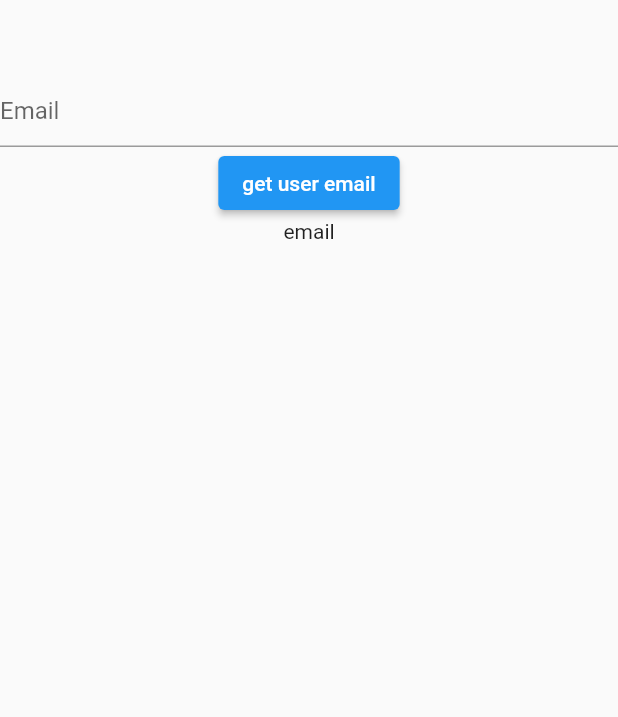
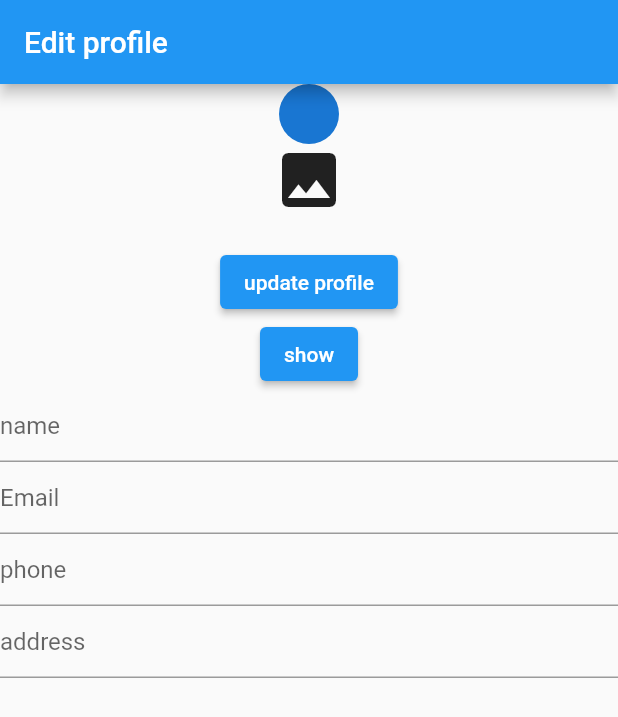
Before and after one commit to sergi-s/Salahly-client-application, a Flutter app: the TestUserSM screen opened by its route, on a phone screen of 412 x 824 dp. Shown: the top 717 px of the screen. Run offline on Flutter 3.47's test engine with Material 2 defaults, Android fonts, the phone set to English and light mode, and no system bars; drawn by our look-alikes of overlay_support; our stand-ins replace cloud_firestore, easy_localization, firebase_auth, firebase_core, firebase_database, firebase_messaging and 13 more; missing offline and left inert: animate_icons, dart:ffi, flutter_barcode_scanner, flutter_flavor, flutter_geofire, vertical_card_pager; accounts and stored records are empty; network calls fail; key blocks and very long unbroken strings in the code were emptied for the run.

Commit message:
profile func

```diff
--- a/lib/routes.dart
+++ b/lib/routes.dart
@@ -172,6 +172,10 @@ class Routing {
             path: WSAScreen.routeName,
             builder: (context, state) => WSAScreen(),
           ),
+          GoRoute(
+            path: TestUserCAR.routeName,
+            builder: (context, state) => TestUserCAR(),
+          ),
         ],
       );
 }
--- a/lib/screens/test_screens/test_user_SM.dart
+++ b/lib/screens/test_screens/test_user_SM.dart
@@ -1,5 +1,12 @@
+import 'dart:io';
+import 'package:firebase_database/firebase_database.dart';
+
+import 'package:cloud_firestore/cloud_firestore.dart';
+import 'package:firebase_storage/firebase_storage.dart';
 import 'package:flutter/material.dart';
 import 'package:flutter_riverpod/flutter_riverpod.dart';
+import 'package:image_picker/image_picker.dart';
+import 'package:path/path.dart';
 import 'package:slahly/classes/models/client.dart';
 import "package:slahly/classes/provider/user_data.dart";
 import 'package:slahly/classes/models/car.dart';
@@ -7,82 +14,217 @@ import 'package:slahly/classes/models/car.dart';
 import 'package:firebase_auth/firebase_auth.dart';
 import 'package:firebase_database/firebase_database.dart';
 import 'package:firebase_messaging/firebase_messaging.dart';
+import 'package:slahly/main.dart';
 import 'package:slahly/screens/roadsideassistance/searching_mechanic_provider_screen.dart';
+
+class TestUserSM extends StatefulWidget {
+  static const String routeName = "/testuserscreen";
+
+  @override
+  _State createState() => _State();
+}
+
+class _State extends State<TestUserSM> {
+  @override
+  void initState() {
+    super.initState();
+    fetch();
+  }
+
+  DatabaseReference user = dbRef.child("users");
+
+  final TextEditingController nameController = TextEditingController();
+  final TextEditingController addressController = TextEditingController();
+  final TextEditingController emailyController = TextEditingController();
+  final TextEditingController phoneController = TextEditingController();
+
+  File? _image;
+  String? name;
+  String? email;
+  String? phone;
+  @override
+  Widget build(BuildContext context) {
+    return Scaffold(
+      appBar: AppBar(
+        title: Text("Edit profile"),
+      ),
+      body: Column(
+        crossAxisAlignment: CrossAxisAlignment.center,
+        children: [
+          CircleAvatar(
+            backgroundImage: _image == null ? null : FileImage(_image!),
+          ),
+          InkWell(
+            onTap: chooseimage,
+            child: Icon(
+              Icons.image,
+              size: 48,
+            ),
+          ),
+          SizedBox(height: 20),
+          ElevatedButton(
+              onPressed: () {
+                updateProfile(context);
+              },
+              child: Text("update profile")),
+          ElevatedButton(
+              onPressed: () {
+                fetch();
+              },
+              child: Text("show")),
+          TextField(
+            controller: nameController,
+            decoration: const InputDecoration(hintText: "name"),
+          ),
+          TextField(
+            controller: emailyController,
+            decoration: const InputDecoration(hintText: 'Email'),
+          ),
+          TextField(
+            controller: phoneController,
+            decoration: const InputDecoration(hintText: 'phone'),
+          ),
+          TextField(
+            controller: addressController,
+            decoration: const InputDecoration(hintText: 'address'),
+          ),
+          Text(name ?? "wait"),
+          Text(phone ?? "wait"),
+          Text(email ?? "wait")
+        ],
+      ),
+    );
+  }
+
+  fetch() async {
+    final firebaseuser = await FirebaseAuth.instance.currentUser;
+    user
+        .child("clients")
+        .child(FirebaseAuth.instance.currentUser!.uid)
+        .once()
+        .then((event) {
+      final dataSnapshot = event.snapshot;
+      print("read" + dataSnapshot.value.toString());
+      var data = dataSnapshot.value as Map;
+      setState(() {
+        if (data != null) {
+          email = data["email"];
+          name = data["name"];
+          phone = data["phoneNumber"];
+        }
+      });
+    });
+
+    print(firebaseuser!.email);
+    print(firebaseuser.displayName);
+  }
+
+  updateProfile(BuildContext context) async {
+    final firebaseuser = await FirebaseAuth.instance.currentUser;
+    Map<String, dynamic> map = Map();
+    map['name'] = nameController.text;
+    map['address'] = addressController.text;
+    map['phoneNumber'] = phoneController.text;
+    map['email'] = emailyController.text;
+    firebaseuser?.updateEmail(emailyController.text);
+    firebaseuser?.updateDisplayName(nameController.text);
+
+    // firebaseuser?.updatePhoneNumber(phoneController);
+
+    await user
+        .child("clients")
+        .child(FirebaseAuth.instance.currentUser!.uid)
+        .update(map);
+  }
+
+  chooseimage() async {
+    var image = await ImagePicker().pickImage(source: ImageSource.gallery);
+    print("filattoooo" + image!.path);
+    setState(() {
+      _image = File(image.path);
+    });
+  }
+
+  Future<String> uploadimage() async {
+    // String filepath = basename(file.path);
+    TaskSnapshot taskSnapshot = await FirebaseStorage.instance
+        .ref()
+        .child("users")
+        .child("profile_picture")
+        .child(FirebaseAuth.instance.currentUser!.uid +
+            "_" +
+            basename(_image!.path))
+        .putFile(_image!);
+    return taskSnapshot.ref.getDownloadURL();
+  }
+}
 
 //TODO remove this page later
 //It is just for testing purposes
-class TestUserSM extends ConsumerWidget {
-  static const String routeName = "/testuserscreen";
+class TestUserCAR extends ConsumerWidget {
+  static const String routeName = "/testcarscreen";
 
-  final TextEditingController CarNameController = TextEditingController();
-  final TextEditingController CarmodelContorller = TextEditingController();
-  final TextEditingController ClientEmailContorller = TextEditingController();
-
-  Future client_email(email) async {
-    // firebase.auth().fetchProvidersForEmail(email)
-    // DatabaseReference usersRef = FirebaseDatabase.instance.ref().child('users');
-    DatabaseReference usersRef = FirebaseDatabase.instance.ref().child('users');
-    // usersRef.once().then((DataSnapshot snapshot) {
-    //   Map<dynamic, dynamic> values = snapshot.value;
-    // })
-    usersRef.child("3").get().then((value) {
-      print("asd ${value.value}");
-    });
-    // Map<dynamic, dynamic> map = docSnapshot.value![email];
-    // DatabaseReference child = usersRef.child(email).get();
-    // DatabaseReference child = ref.child()
-  }
+  final TextEditingController carModelController = TextEditingController();
+  final TextEditingController yearController = TextEditingController();
+  final TextEditingController plateController = TextEditingController();
+  final TextEditingController chasisController = TextEditingController();
+  final TextEditingController numberController = TextEditingController();
 
   @override
   Widget build(BuildContext context, WidgetRef ref) {
-    final Client user = ref.watch(userProvider);
+    final Client car = ref.watch(userProvider);
     final userNotifier = ref.watch(userProvider.notifier);
     return Scaffold(
       body: SafeArea(
         child: Column(
           children: [
             const SizedBox(height: 50),
-            // TextField(
-            //   controller: CarNameController,
-            //   decoration: const InputDecoration(hintText: 'no plate'),
-            // ),
-            // const SizedBox(height: 50),
-            // TextField(
-            //   controller: CarmodelContorller,
-            //   decoration: const InputDecoration(hintText: 'Carmodel'),
-            // ),
             TextField(
-              controller: ClientEmailContorller,
-              decoration: const InputDecoration(hintText: 'Email'),
+              controller: carModelController,
+              decoration: const InputDecoration(hintText: 'carModel'),
             ),
+            TextField(
+              controller: yearController,
+              decoration: const InputDecoration(hintText: 'year Controller'),
+            ),
+            TextField(
+              controller: plateController,
+              decoration: const InputDecoration(hintText: 'plate'),
+            ),
+            TextField(
+              controller: chasisController,
+              decoration: const InputDecoration(hintText: 'chassis'),
+            ),
+            TextField(
+              controller: numberController,
+              decoration: const InputDecoration(hintText: 'number'),
+            ),
+
             ElevatedButton(
                 onPressed: () {
-                  client_email(ClientEmailContorller.text);
+                  userNotifier.assignCar(Car(
+                      noPlate: plateController.text,
+                      model: carModelController.text,
+                      noChassis: chasisController.text,
+                      id: numberController.text,
+                      carAccess: CarAccess.owner));
                 },
-                child: Text("get user email")),
-            Text("email")
-            // ElevatedButton(
-            //     onPressed: () {
-            //       userNotifier.addCar(Car(
-            //           noPlate: CarNameController.text,
-            //           model: CarmodelContorller.text));
-            //     },
-            //     child: const Text("add car")),
-            // ElevatedButton(
-            //     onPressed: () {
-            //       userNotifier.removeCar(user.cars[0]);
-            //     },
-            //     child: const Text("removeeee")),
-            // const SizedBox(height: 50),
-            // Text(user.cars.toString()),
-            // ///////////////////////////////////////////////////////////////////
+                child: const Text("add car")),
+            ElevatedButton(
+                onPressed: () {
+                  userNotifier.removeCar(car.cars[0]);
+                },
+                child: const Text("removeeee")),
+            const SizedBox(height: 50),
+            Text(car.cars.toString()),
+            ///////////////////////////////////////////////////////////////////
             // Text(user.name ?? "NON"), //ME
             // Text(user.phoneNumber ?? "NON"), //HESHAM
             //
             // ElevatedButton(
             //     onPressed: () => {userNotifier.setName("Sergi")},
             //     child: const Text("Change name to sergi")),
-            //
+
             // ElevatedButton(
             //     onPressed: () => {userNotifier.setPhoneNumber("Hesham")},
             //     child: const Text("Change phoneNumber to Hesham")),
@@ -91,4 +233,16 @@ class TestUserSM extends ConsumerWidget {
       ),
     );
   }
+
+  owner(ref) async {
+    Client user = ref.watch(userProvider);
+
+    DatabaseReference reference = dbRef.child("users");
+    await reference
+        .child("clients")
+        .child(FirebaseAuth.instance.currentUser!.uid)
+        .child("cars")
+        .set({"type": "user.cars."});
+  }
 }
+////user profile
--- a/pubspec.yaml
+++ b/pubspec.yaml
@@ -66,6 +66,11 @@ dependencies:
   flutter_staggered_animations: ^1.0.0
   animate_icons: ^2.0.0
   flutter_spinkit: ^5.1.0
+  firebase_storage: ^10.2.13
+  image_picker: ^0.8.5
+  path: ^1.8.1
+  cloud_firestore: ^3.1.13
+  flutter_colorpicker: ^1.0.3
 
 
 dev_dependencies:
```
Also changed, not shown: lib/screens/car_management/add_car_screen.dart (+16 -28 lines), lib/screens/login_signup/loginForm.dart (+5 -2 lines), lib/screens/roadsideassistance/choosemechanic.dart (+0 -4 lines), pubspec.lock.
